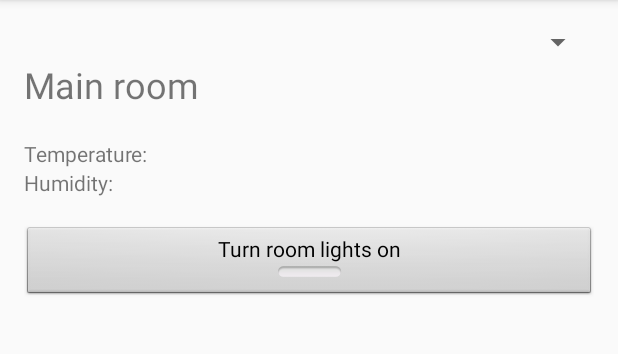
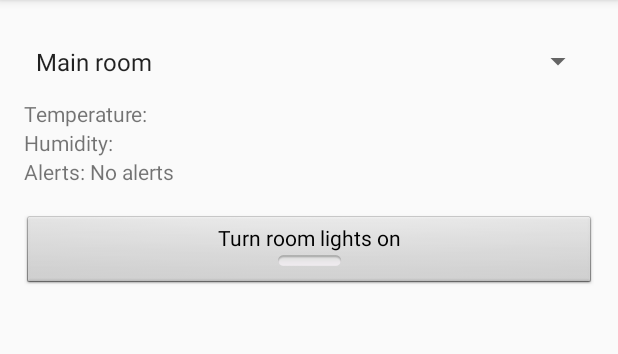
Before and after one commit to Amatson/Smart_House, an Android app: the MainRoomActivity screen opened directly, with no data from a screen before it, on a phone screen of 412 x 824 dp, the part 84-438 px from its top. Run offline under Robolectric (Android 15) with nearby library versions, the phone set to English and light mode, and no system bars.

Commit message:
activities will no longer be finished when switching an activity

```diff
--- a/androidUI/SmartHouse/app/src/main/java/tuomastiira/smarthouse/MainRoomActivity.java
+++ b/androidUI/SmartHouse/app/src/main/java/tuomastiira/smarthouse/MainRoomActivity.java
@@ -1,13 +1,53 @@
 package tuomastiira.smarthouse;
 
+import android.content.Intent;
 import android.support.v7.app.AppCompatActivity;
 import android.os.Bundle;
+import android.view.View;
+import android.widget.AdapterView;
+import android.widget.Spinner;
 
 public class MainRoomActivity extends AppCompatActivity {
+
+    private Spinner spinner;
 
     @Override
     protected void onCreate(Bundle savedInstanceState) {
         super.onCreate(savedInstanceState);
         setContentView(R.layout.activity_main_room);
+
+        spinner = (Spinner) findViewById(R.id.mainroomSpinner);
+        spinner.setSelection(1);
+        spinner.setOnItemSelectedListener(new AdapterView.OnItemSelectedListener() {
+
+            @Override
+            public void onItemSelected(AdapterView<?> arg0, View view, int position, long row_id) {
+                switch(position){
+                    case 0:
+                        Intent intent = new Intent(MainRoomActivity.this, HomeActivity.class);
+                        intent.setFlags(Intent.FLAG_ACTIVITY_REORDER_TO_FRONT);
+                        startActivity(intent);
+                        spinner.setSelection(1);
+                        break;
+                    case 1:
+                        break;
+                }
+            }
+
+            @Override
+            public void onNothingSelected(AdapterView<?> arg0) {
+                // TODO Auto-generated method stub
+
+            }
+
+        });
+    }
+
+    @Override
+    public void onBackPressed() {
+        Intent intent = new Intent(MainRoomActivity.this, HomeActivity.class);
+        intent.setFlags(Intent.FLAG_ACTIVITY_REORDER_TO_FRONT);
+        startActivity(intent);
+        spinner.setSelection(1);
     }
 }
--- a/androidUI/SmartHouse/app/src/main/res/layout/activity_main_room.xml
+++ b/androidUI/SmartHouse/app/src/main/res/layout/activity_main_room.xml
@@ -12,38 +12,11 @@
 
     <Spinner
         android:layout_width="match_parent"
-        android:layout_height="wrap_content"
-        android:id="@+id/spinner2"
+        android:layout_height="50dp"
+        android:id="@+id/mainroomSpinner"
+        android:prompt="@string/spinnerTitle"
+        android:entries="@array/spinnerItems"
         android:layout_alignParentTop="true"
-        android:layout_alignParentLeft="true"
-        android:layout_alignParentStart="true" />
-
-    <TextView
-        android:text="Main room"
-        android:layout_width="wrap_content"
-        android:layout_height="wrap_content"
-        android:layout_below="@+id/spinner2"
-        android:layout_alignParentLeft="true"
-        android:layout_alignParentStart="true"
-        android:id="@+id/textView"
-        android:textSize="24sp" />
-
-    <TextView
-        android:layout_width="wrap_content"
-        android:layout_height="20dp"
-        android:layout_below="@+id/textView"
-        android:layout_alignParentLeft="true"
-        android:layout_alignParentStart="true"
-        android:id="@+id/textView5"
-        android:layout_alignParentRight="true"
-        android:layout_alignParentEnd="true" />
-
-    <TextView
-        android:text="Temperature: "
-        android:layout_width="wrap_content"
-        android:layout_height="wrap_content"
-        android:id="@+id/textView6"
-        android:layout_below="@+id/textView5"
         android:layout_alignParentLeft="true"
         android:layout_alignParentStart="true" />
 
@@ -55,16 +28,6 @@
         android:layout_alignParentLeft="true"
         android:layout_alignParentStart="true"
         android:id="@+id/textView7" />
-
-    <TextView
-        android:layout_width="wrap_content"
-        android:layout_height="20dp"
-        android:id="@+id/textView9"
-        android:layout_below="@+id/textView7"
-        android:layout_alignParentLeft="true"
-        android:layout_alignParentStart="true"
-        android:layout_alignParentRight="true"
-        android:layout_alignParentEnd="true" />
 
     <ToggleButton
         android:text="ToggleButton"
@@ -81,4 +44,30 @@
         android:layout_alignParentRight="true"
         android:layout_alignParentEnd="true" />
 
+    <TextView
+        android:layout_width="wrap_content"
+        android:layout_height="20dp"
+        android:id="@+id/textView9"
+        android:layout_alignParentLeft="true"
+        android:layout_alignParentStart="true"
+        android:layout_below="@+id/textView10" />
+
+    <TextView
+        android:text="Alerts: No alerts"
+        android:layout_width="wrap_content"
+        android:layout_height="wrap_content"
+        android:layout_below="@+id/textView7"
+        android:layout_alignParentLeft="true"
+        android:layout_alignParentStart="true"
+        android:id="@+id/textView10" />
+
+    <TextView
+        android:text="Temperature: "
+        android:layout_width="wrap_content"
+        android:layout_height="wrap_content"
+        android:id="@+id/textView6"
+        android:layout_below="@+id/mainroomSpinner"
+        android:layout_toRightOf="@+id/textView9"
+        android:layout_toEndOf="@+id/textView9" />
+
 </RelativeLayout>
```
Also changed, not shown: androidUI/SmartHouse/app/src/main/java/tuomastiira/smarthouse/HomeActivity.java (+7 -4 lines).
